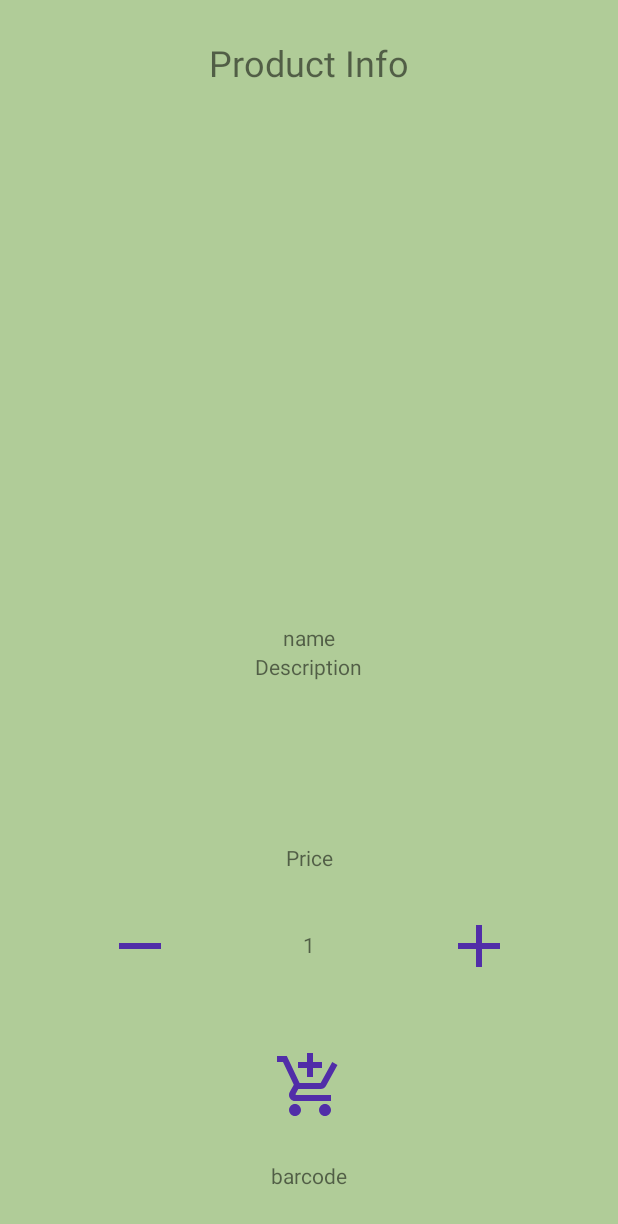
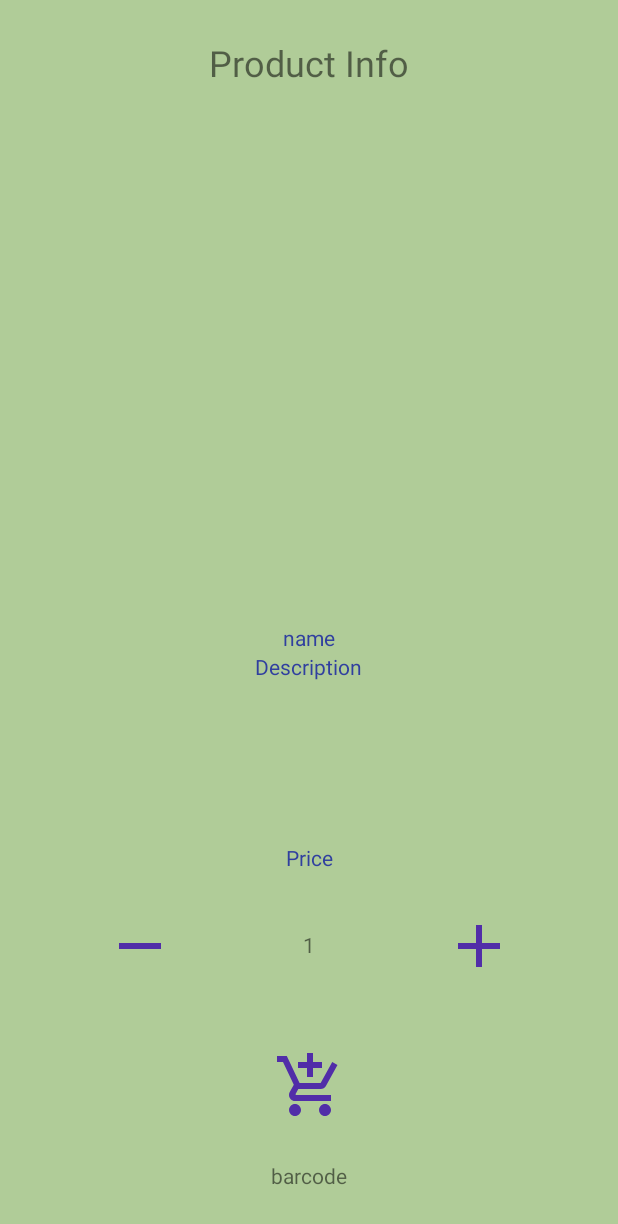
Before and after one commit to Fawaz-Khayat/price_finder, an Android app: the ProductInfoGetterActivity screen opened directly, with no data from a screen before it, on a phone screen of 412 x 824 dp. Shown: the top 1224 px of the screen. Run offline under Robolectric (Android 15) with nearby library versions, the phone set to English and light mode, and no system bars; our stand-ins replace Firebase (no records; nobody signed in at launch, a user with empty details on screens opened directly); pictures from the network do not load; 1 statement that could not run was skipped.

Commit message:
change fonts colors

```diff
--- a/app/src/main/res/layout/activity_product_info.xml
+++ b/app/src/main/res/layout/activity_product_info.xml
@@ -48,13 +48,15 @@
             android:id="@+id/textView_name"
             android:layout_width="wrap_content"
             android:layout_height="wrap_content"
-            android:text="name" />
+            android:text="name"
+            android:textColor="@color/description" />
 
         <TextView
             android:id="@+id/textView_description"
             android:layout_width="wrap_content"
             android:layout_height="wrap_content"
-            android:text="Description" />
+            android:text="Description"
+            android:textColor="@color/description" />
 
     </LinearLayout>
 
@@ -63,6 +65,7 @@
         android:layout_width="wrap_content"
         android:layout_height="wrap_content"
         android:text="Price"
+        android:textColor="@color/description"
         app:layout_constraintBottom_toTopOf="@+id/constraintLayout"
         app:layout_constraintEnd_toEndOf="parent"
         app:layout_constraintStart_toStartOf="parent" />
--- a/app/src/main/res/layout/activity_select_store.xml
+++ b/app/src/main/res/layout/activity_select_store.xml
@@ -14,6 +14,7 @@
         android:layout_height="wrap_content"
         android:text="PLEASE SELECT A STORE"
         android:textAlignment="center"
+        android:textColor="@color/header"
         android:textSize="@dimen/header"
         android:textStyle="bold"
         app:layout_constraintEnd_toEndOf="parent"
@@ -44,6 +45,7 @@
             android:layout_marginTop="10dp"
             android:layout_marginBottom="10dp"
             android:text="Name"
+            android:textColor="@color/subHeader"
             android:textSize="@dimen/subHeader" />
 
         <TextView
@@ -53,6 +55,7 @@
             android:layout_marginTop="5dp"
             android:layout_marginBottom="5dp"
             android:text="Address"
+            android:textColor="@color/subHeader"
             android:textSize="@dimen/subHeader" />
 
         <ImageView
--- a/app/src/main/res/values/font_sizes.xml
+++ /dev/null
@@ -1,6 +0,0 @@
-<?xml version="1.0" encoding="utf-8"?>
-<resources>
-<dimen name="iconCaption">18sp</dimen>
-    <dimen name="header">24sp</dimen>
-    <dimen name="subHeader">20sp</dimen>
-</resources>
--- /dev/null
+++ b/app/src/main/res/values/fonts_values.xml
@@ -0,0 +1,9 @@
+<?xml version="1.0" encoding="utf-8"?>
+<resources>
+    <dimen name="iconCaption">18sp</dimen>
+    <dimen name="header">24sp</dimen>
+    <dimen name="subHeader">20sp</dimen>
+    <color name="header">#000000</color>
+    <color name="subHeader">#1976D2</color>
+    <color name="description">#303F9F</color>
+</resources>
```
